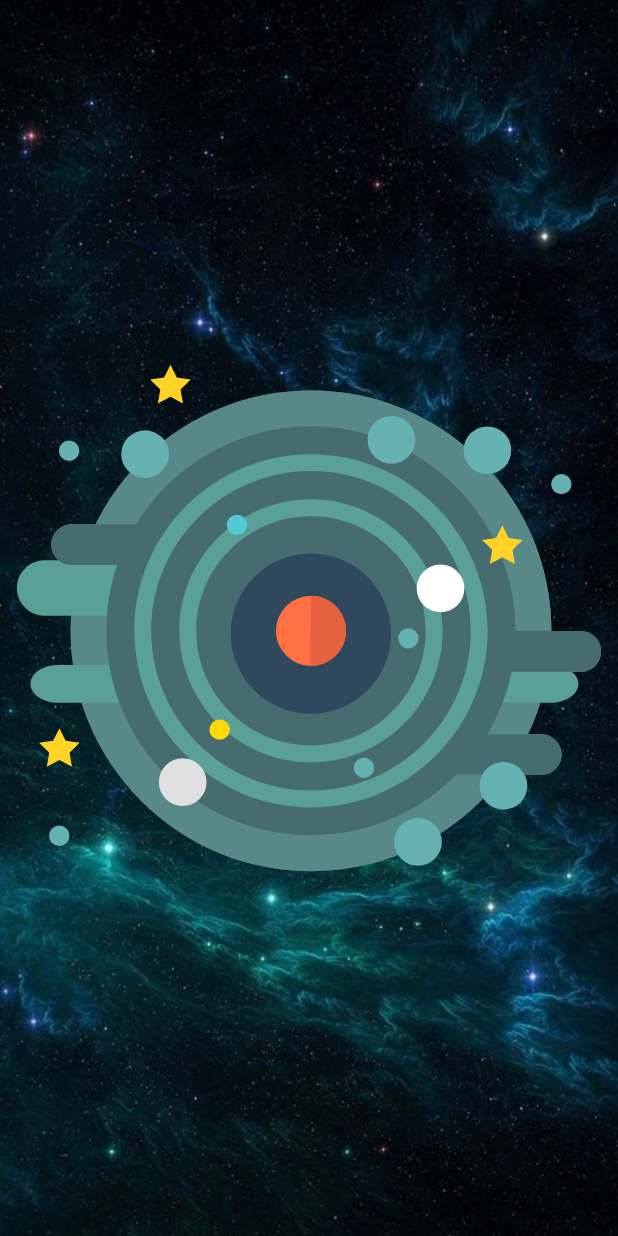
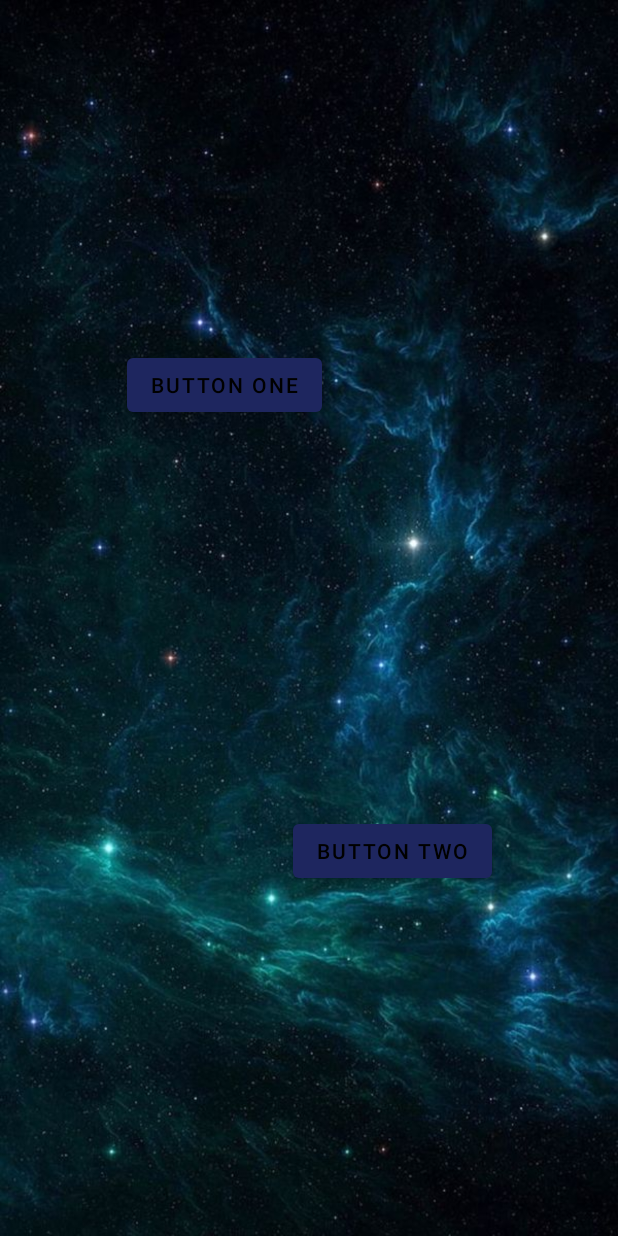
Before and after one commit to Nikita0093/MaterialDesign, an Android app: the fragment MotionFragment placed in its activity, on a phone screen of 412 x 824 dp. Run offline under Robolectric (Android 15) with nearby library versions, the phone set to English and light mode, and no system bars; Roboto replaces fonts that are not available here.

Commit message:
Урок 4  | Закончили

```diff
--- a/app/src/main/java/com/example/materialdesign/lesson_4_layouts/LayoutsFragment.kt
+++ b/app/src/main/java/com/example/materialdesign/lesson_4_layouts/LayoutsFragment.kt
@@ -41,19 +41,19 @@ class LayoutsFragment : Fragment() {
 
                 R.id.bottom_navi_constraint -> {
                     navigationTo(ConstraintFragment.newInstance())
-                    Toast.makeText(requireContext(), "One", Toast.LENGTH_SHORT).show()
+
                     true
                 }
 
                 R.id.bottom_navi_coordinator -> {
                     navigationTo(CoordinatorFragment.newInstance())
-                    Toast.makeText(requireContext(), "Two", Toast.LENGTH_SHORT).show()
+
                     true
                 }
 
                 R.id.bottom_navi_motion -> {
                     navigationTo(MotionFragment.newInstance())
-                    Toast.makeText(requireContext(), "Three", Toast.LENGTH_SHORT).show()
+
                     true
                 }
                 else -> true
--- a/app/src/main/java/com/example/materialdesign/lesson_4_layouts/fragments/motion/MotionFragment.kt
+++ b/app/src/main/java/com/example/materialdesign/lesson_4_layouts/fragments/motion/MotionFragment.kt
@@ -5,14 +5,14 @@ import android.view.LayoutInflater
 import android.view.View
 import android.view.ViewGroup
 import androidx.fragment.app.Fragment
-import com.example.materialdesign.databinding.FragmentMotionBinding
+import com.example.materialdesign.databinding.FragmentMotionEndBinding
 
 
 class MotionFragment : Fragment() {
 
 
-    private var _binding: FragmentMotionBinding? = null
-    private val binding: FragmentMotionBinding
+    private var _binding: FragmentMotionEndBinding? = null
+    private val binding: FragmentMotionEndBinding
         get() = _binding!!
 
 
@@ -21,7 +21,7 @@ class MotionFragment : Fragment() {
         savedInstanceState: Bundle?
     ): View {
 
-        _binding = FragmentMotionBinding.inflate(inflater, container, false)
+        _binding = FragmentMotionEndBinding.inflate(inflater, container, false)
         return binding.root
     }
 
--- a/app/src/main/res/layout/fragment_motion.xml
+++ /dev/null
@@ -1,21 +0,0 @@
-<?xml version="1.0" encoding="utf-8"?>
-<androidx.constraintlayout.widget.ConstraintLayout xmlns:android="http://schemas.android.com/apk/res/android"
-    xmlns:app="http://schemas.android.com/apk/res-auto"
-    android:layout_width="match_parent"
-    android:layout_height="match_parent"
-    android:background="@drawable/space">
-
-
-    <androidx.appcompat.widget.AppCompatImageView
-        android:id="@+id/appCompatImageView"
-        android:layout_width="match_parent"
-        android:layout_height="match_parent"
-        app:layout_constraintBottom_toBottomOf="parent"
-        app:layout_constraintTop_toTopOf="parent"
-        app:layout_constraintVertical_bias="0.0"
-        app:srcCompat="@drawable/bg_solar_system">
-
-    </androidx.appcompat.widget.AppCompatImageView>
-
-
-</androidx.constraintlayout.widget.ConstraintLayout>
--- /dev/null
+++ b/app/src/main/res/layout/fragment_motion_end.xml
@@ -0,0 +1,35 @@
+<?xml version="1.0" encoding="utf-8"?>
+<androidx.constraintlayout.motion.widget.MotionLayout xmlns:android="http://schemas.android.com/apk/res/android"
+    xmlns:app="http://schemas.android.com/apk/res-auto"
+    android:layout_width="match_parent"
+    android:layout_height="match_parent"
+    android:background="@drawable/space"
+    app:layoutDescription="@xml/layout_description">
+
+
+    <Button
+        android:id="@+id/motionButtonOne"
+        android:layout_width="wrap_content"
+        android:layout_height="wrap_content"
+        android:text="Button One"
+        app:layout_constraintBottom_toBottomOf="parent"
+        app:layout_constraintEnd_toEndOf="parent"
+        app:layout_constraintStart_toStartOf="parent"
+        app:layout_constraintTop_toTopOf="parent"
+        app:layout_constraintVertical_bias="0.7"
+        app:layout_constraintHorizontal_bias="0.7"/>
+
+    <Button
+        android:id="@+id/motionButtonTwo"
+        android:layout_width="wrap_content"
+        android:layout_height="wrap_content"
+        android:text="Button Two"
+        app:layout_constraintBottom_toBottomOf="parent"
+        app:layout_constraintEnd_toEndOf="parent"
+        app:layout_constraintStart_toStartOf="parent"
+        app:layout_constraintTop_toTopOf="parent"
+        app:layout_constraintVertical_bias="0.3"
+        app:layout_constraintHorizontal_bias="0.3"/>
+
+
+</androidx.constraintlayout.motion.widget.MotionLayout>
--- /dev/null
+++ b/app/src/main/res/xml/layout_description.xml
@@ -0,0 +1,14 @@
+<?xml version="1.0" encoding="utf-8"?>
+<MotionScene xmlns:app="http://schemas.android.com/apk/res-auto">
+
+    <Transition
+        app:constraintSetEnd="@layout/fragment_motion_end"
+        app:constraintSetStart="@layout/fragment_motion_start"
+        app:pathMotionArc="flip"
+        app:duration="2000">
+        <OnClick app:targetId="@+id/motionButtonOne" />
+
+
+    </Transition>
+
+</MotionScene>
```
Also changed, not shown: app/src/main/res/layout/fragment_motion_start.xml (added, +34 -0 lines).
